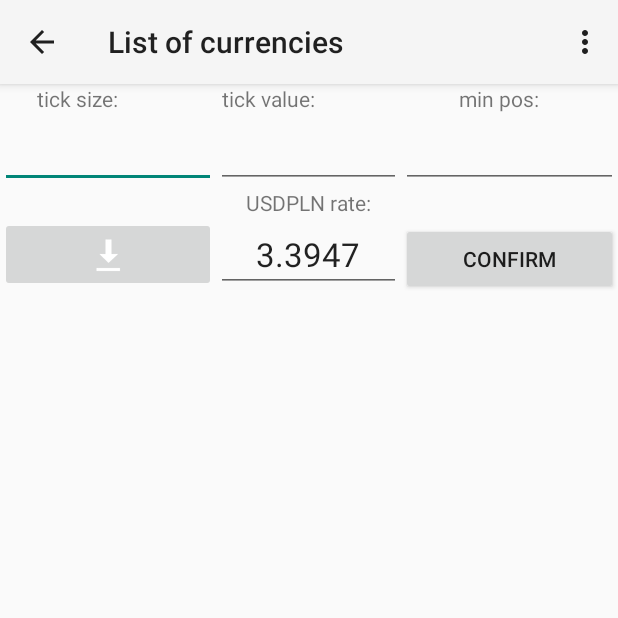
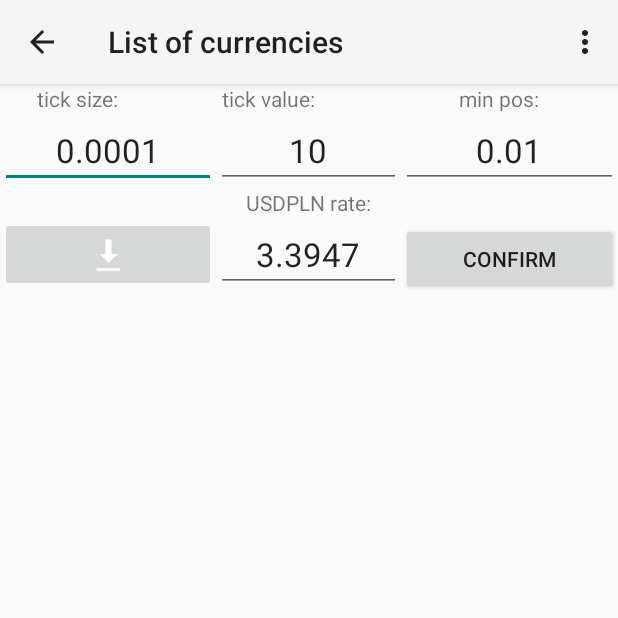
Before and after one commit to robert-danowski/RiskCalc, an Android app: the CurrencyListActivity screen opened directly, with no data from a screen before it, on a phone screen of 412 x 824 dp, the top half of it. Run offline under Robolectric (Android 15) with nearby library versions, the phone set to English and light mode, and no system bars.

Commit message:
some cosmetic changes

```diff
--- a/app/build.gradle
+++ b/app/build.gradle
@@ -21,5 +21,6 @@ android {
 
 dependencies {
     compile 'net.sf.opencsv:opencsv:2.3'
+    compile 'com.jakewharton:butterknife:6.0.0'
     compile fileTree(dir: 'libs', include: ['*.jar'])
 }
--- a/app/src/main/java/pl/skuteczne_inwestowanie/riskcalc/CurrencyListActivity.java
+++ b/app/src/main/java/pl/skuteczne_inwestowanie/riskcalc/CurrencyListActivity.java
@@ -13,6 +13,10 @@ import java.util.List;
 
 public class CurrencyListActivity extends Activity {
 
+    EditText etTickSize;
+    EditText etTickValue;
+    EditText etMinPos;
+
     TextView tvCurrencyRate;
     EditText etCurrencyRate;
 
@@ -23,13 +27,23 @@ public class CurrencyListActivity extends Activity {
         super.onCreate(savedInstanceState);
         setContentView(R.layout.activity_currency_list);
 
+        initActivityFields();
+    }
+
+    private void initActivityFields() {
+        etTickSize = (EditText) findViewById(R.id.etTickSize);
+        etTickValue = (EditText) findViewById(R.id.etTickValue);
+        etMinPos = (EditText) findViewById(R.id.etMinPos);
+        tvCurrencyRate = (TextView)findViewById(R.id.tvCurrencyRate);
+        etCurrencyRate = (EditText) findViewById(R.id.etCurrencyRate);
         //temporary
-
-        tvCurrencyRate = (TextView)findViewById(R.id.tvCurrencyRate);
+        etTickSize.setText("0.0001");
+        etTickValue.setText("10");
+        etMinPos.setText("0.01");
         tvCurrencyRate.setText("USDPLN rate:");
-        etCurrencyRate = (EditText) findViewById(R.id.etCurrencyRate);
         etCurrencyRate.setText("3.3947");
     }
+
     @Override
     public boolean onCreateOptionsMenu(Menu menu) {
         // Inflate the menu; this adds items to the action bar if it is present.
--- a/app/src/main/res/layout/activity_main.xml
+++ b/app/src/main/res/layout/activity_main.xml
@@ -206,7 +206,7 @@
         android:weightSum="100">
 
         <ImageButton
-            android:id="@+id/bDecrease"
+            android:id="@+id/ibDecrease"
             android:layout_width="0dp"
             android:layout_height="match_parent"
             android:layout_weight="20"
@@ -221,7 +221,7 @@
             android:text="@string/calculate" />
 
         <ImageButton
-            android:id="@+id/bIncrease"
+            android:id="@+id/ibIncrease"
             android:layout_width="0dp"
             android:layout_height="match_parent"
             android:layout_weight="20"
```
Also changed, not shown: app/src/main/java/pl/skuteczne_inwestowanie/riskcalc/MainActivity.java (+20 -13 lines), 1 other file.
